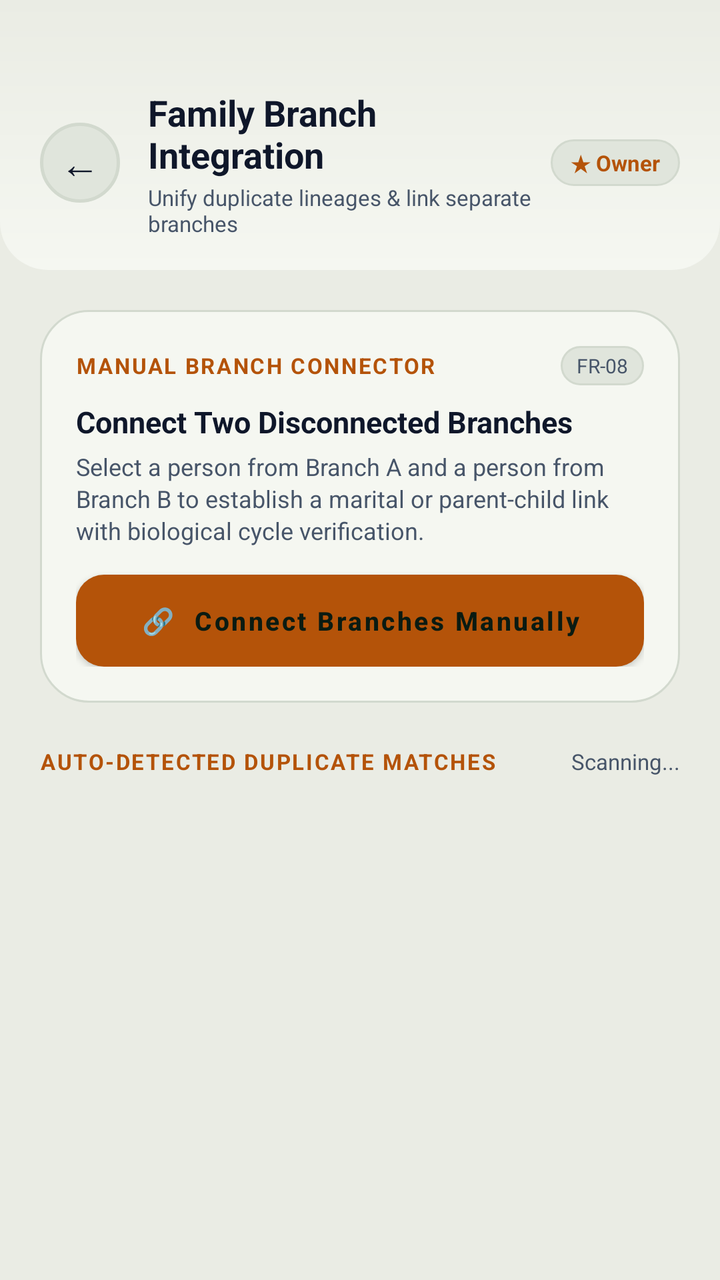
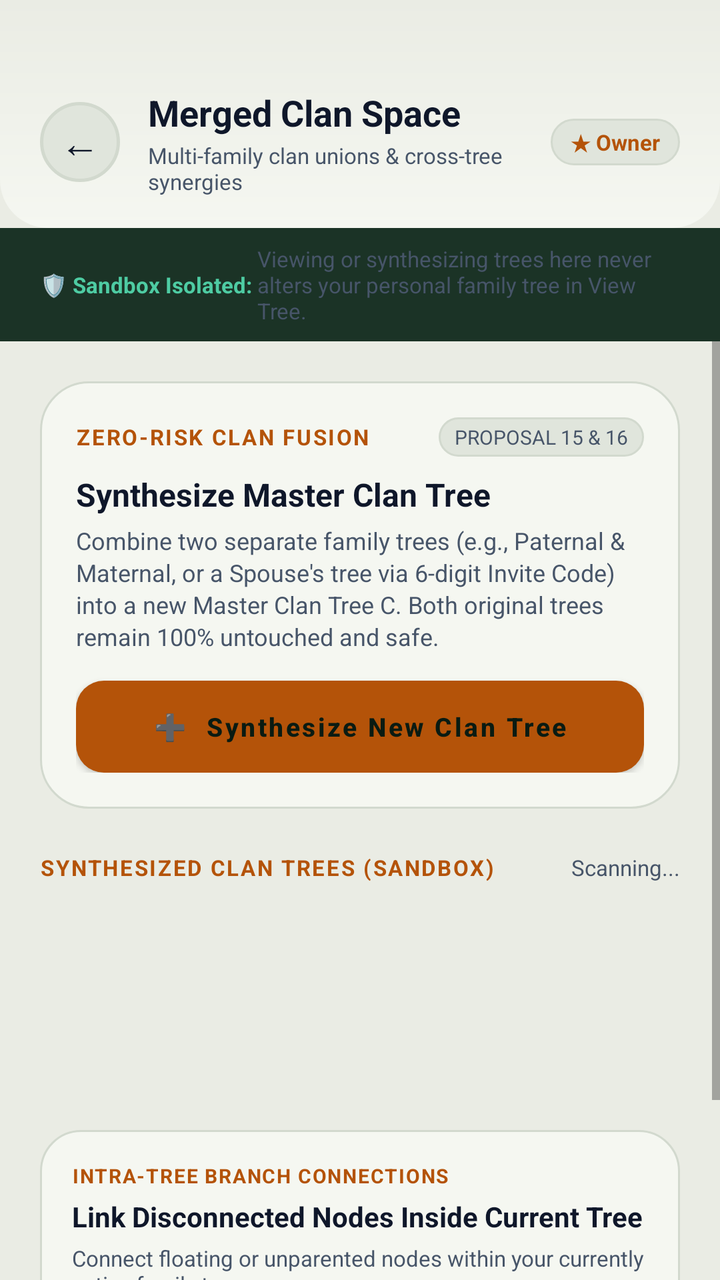

Screens rendered from an Android XML layout before and after an edit, with the pre-edit source and the edit as a unified diff.
<!-- AndroidManifest.xml: application theme Theme.BTProject2 -->
<!-- res/layout/activity_merge_branches.xml -->
<?xml version="1.0" encoding="utf-8"?>
<LinearLayout xmlns:android="http://schemas.android.com/apk/res/android"
    android:layout_width="match_parent"
    android:layout_height="match_parent"
    android:orientation="vertical"
    android:background="@color/forest_bg">

    
    <LinearLayout
        android:layout_width="match_parent"
        android:layout_height="wrap_content"
        android:orientation="vertical"
        android:paddingTop="44dp"
        android:paddingBottom="16dp"
        android:paddingStart="20dp"
        android:paddingEnd="20dp"
        android:background="@drawable/dashboard_header_bg">

        <LinearLayout
            android:layout_width="match_parent"
            android:layout_height="wrap_content"
            android:orientation="horizontal"
            android:gravity="center_vertical">

            <TextView
                android:id="@+id/btnBack"
                android:layout_width="40dp"
                android:layout_height="40dp"
                android:background="@drawable/avatar_circle_dark"
                android:gravity="center"
                android:text="←"
                android:textSize="20sp"
                android:textColor="@color/text_primary"
                android:layout_marginEnd="14dp"
                android:clickable="true"
                android:focusable="true" />

            <LinearLayout
                android:layout_width="0dp"
                android:layout_height="wrap_content"
                android:layout_weight="1"
                android:orientation="vertical">

                <TextView
                    android:layout_width="wrap_content"
                    android:layout_height="wrap_content"
                    android:text="Family Branch Integration"
                    android:textSize="18sp"
                    android:textStyle="bold"
                    android:textColor="@color/text_primary" />

                <TextView
                    android:id="@+id/tvSubtitle"
                    android:layout_width="wrap_content"
                    android:layout_height="wrap_content"
                    android:text="Unify duplicate lineages &amp; link separate branches"
                    android:textSize="11sp"
                    android:textColor="@color/text_secondary"
                    android:layout_marginTop="2dp" />
            </LinearLayout>

            <TextView
                android:id="@+id/tvMergeRoleBadge"
                android:layout_width="wrap_content"
                android:layout_height="wrap_content"
                android:text="★ Owner"
                android:textSize="11sp"
                android:textStyle="bold"
                android:textColor="@color/gold_accent"
                android:background="@drawable/badge_pill_dark"
                android:paddingStart="10dp"
                android:paddingEnd="10dp"
                android:paddingTop="4dp"
                android:paddingBottom="4dp" />
        </LinearLayout>
    </LinearLayout>

    
    <LinearLayout
        android:id="@+id/layoutViewerBanner"
        android:layout_width="match_parent"
        android:layout_height="wrap_content"
        android:orientation="horizontal"
        android:gravity="center_vertical"
        android:background="#261E05"
        android:paddingStart="20dp"
        android:paddingEnd="20dp"
        android:paddingTop="8dp"
        android:paddingBottom="8dp"
        android:visibility="gone">

        <TextView
            android:layout_width="wrap_content"
            android:layout_height="wrap_content"
            android:text="👁 Viewer Mode: Branch merging is restricted to Owners and Editors."
            android:textSize="11sp"
            android:textColor="@color/gold_accent" />
    </LinearLayout>

    <ScrollView
        android:layout_width="match_parent"
        android:layout_height="0dp"
        android:layout_weight="1"
        android:fillViewport="true">

        <LinearLayout
            android:layout_width="match_parent"
            android:layout_height="wrap_content"
            android:orientation="vertical"
            android:padding="20dp">

            
            <LinearLayout
                android:id="@+id/cardManualConnectHero"
                android:layout_width="match_parent"
                android:layout_height="wrap_content"
                android:orientation="vertical"
                android:background="@drawable/bg_hero_card"
                android:padding="18dp"
                android:layout_marginBottom="22dp">

                <LinearLayout
                    android:layout_width="match_parent"
                    android:layout_height="wrap_content"
                    android:orientation="horizontal"
                    android:gravity="center_vertical"
                    android:layout_marginBottom="8dp">

                    <TextView
                        android:layout_width="0dp"
                        android:layout_height="wrap_content"
                        android:layout_weight="1"
                        android:text="MANUAL BRANCH CONNECTOR"
                        android:textSize="11sp"
                        android:textStyle="bold"
                        android:textColor="@color/gold_accent"
                        android:letterSpacing="0.08" />

                    <TextView
                        android:layout_width="wrap_content"
                        android:layout_height="wrap_content"
                        android:text="FR-08"
                        android:textSize="10sp"
                        android:textColor="@color/text_secondary"
                        android:background="@drawable/badge_pill_dark"
                        android:paddingStart="8dp"
                        android:paddingEnd="8dp"
                        android:paddingTop="3dp"
                        android:paddingBottom="3dp" />
                </LinearLayout>

                <TextView
                    android:layout_width="wrap_content"
                    android:layout_height="wrap_content"
                    android:text="Connect Two Disconnected Branches"
                    android:textSize="15sp"
                    android:textStyle="bold"
                    android:textColor="@color/text_primary"
                    android:layout_marginBottom="4dp" />

                <TextView
                    android:layout_width="wrap_content"
                    android:layout_height="wrap_content"
                    android:text="Select a person from Branch A and a person from Branch B to establish a marital or parent-child link with biological cycle verification."
                    android:textSize="12sp"
                    android:textColor="@color/text_secondary"
                    android:lineSpacingExtra="2dp"
                    android:layout_marginBottom="14dp" />

                <Button
                    android:id="@+id/btnOpenConnectBranches"
                    android:layout_width="match_parent"
                    android:layout_height="46dp"
                    android:text="🔗  Connect Branches Manually"
                    android:textSize="13sp"
                    android:textStyle="bold"
                    android:textColor="#0A1B12"
                    android:background="@drawable/btn_gold_primary"
                    android:textAllCaps="false" />
            </LinearLayout>

            
            <LinearLayout
                android:layout_width="match_parent"
                android:layout_height="wrap_content"
                android:orientation="horizontal"
                android:gravity="center_vertical"
                android:layout_marginBottom="12dp">

                <TextView
                    android:layout_width="0dp"
                    android:layout_height="wrap_content"
                    android:layout_weight="1"
                    android:text="AUTO-DETECTED DUPLICATE MATCHES"
                    android:textSize="11sp"
                    android:textStyle="bold"
                    android:textColor="@color/gold_accent"
                    android:letterSpacing="0.08" />

                <TextView
                    android:id="@+id/tvMatchCount"
                    android:layout_width="wrap_content"
                    android:layout_height="wrap_content"
                    android:text="Scanning..."
                    android:textSize="11sp"
                    android:textColor="@color/text_secondary" />
            </LinearLayout>

            
            <ProgressBar
                android:id="@+id/progressBarMerge"
                android:layout_width="wrap_content"
                android:layout_height="wrap_content"
                android:layout_gravity="center"
                android:layout_marginTop="24dp"
                android:layout_marginBottom="24dp"
                android:indeterminateTint="@color/gold_accent" />

            
            <LinearLayout
                android:id="@+id/layoutEmptyState"
                android:layout_width="match_parent"
                android:layout_height="wrap_content"
                android:orientation="vertical"
                android:gravity="center"
                android:background="@drawable/bg_forest_card"
                android:padding="32dp"
                android:visibility="gone">

                <TextView
                    android:layout_width="48dp"
                    android:layout_height="48dp"
                    android:background="@drawable/badge_pill_dark"
                    android:gravity="center"
                    android:text="🌿"
                    android:textSize="22sp"
                    android:layout_marginBottom="12dp" />

                <TextView
                    android:layout_width="wrap_content"
                    android:layout_height="wrap_content"
                    android:text="No Duplicate Records Detected"
                    android:textSize="15sp"
                    android:textStyle="bold"
                    android:textColor="@color/text_primary"
                    android:layout_marginBottom="6dp" />

                <TextView
                    android:layout_width="wrap_content"
                    android:layout_height="wrap_content"
                    android:text="All family members appear distinct. If you have separate family branches to link, use the Manual Branch Connector above."
                    android:textSize="12sp"
                    android:textColor="@color/text_secondary"
                    android:gravity="center"
                    android:lineSpacingExtra="2dp" />
            </LinearLayout>

            
            <LinearLayout
                android:id="@+id/matchContainer"
                android:layout_width="match_parent"
                android:layout_height="wrap_content"
                android:orientation="vertical" />

        </LinearLayout>
    </ScrollView>
</LinearLayout>
<!-- resources referenced by this layout -->
<resources>
  <color name="forest_bg">#EAECE4</color>
  <color name="gold_accent">#B45309</color>
  <color name="text_primary">#0F172A</color>
  <color name="text_secondary">#475569</color>
  <!-- drawable avatar_circle_dark (drawable) -->
  <?xml version="1.0" encoding="utf-8"?>
  <shape xmlns:android="http://schemas.android.com/apk/res/android"
      android:shape="oval">
      <solid android:color="@color/forest_card_light" />
      <stroke
          android:width="1.5dp"
          android:color="@color/forest_card_border" />
  </shape>
  <!-- drawable badge_pill_dark (drawable) -->
  <?xml version="1.0" encoding="utf-8"?>
  <shape xmlns:android="http://schemas.android.com/apk/res/android"
      android:shape="rectangle">
      <solid android:color="@color/forest_card_light" />
      <corners android:radius="20dp" />
      <stroke
          android:width="1dp"
          android:color="@color/forest_card_border" />
  </shape>
  <!-- drawable bg_forest_card (drawable) -->
  <?xml version="1.0" encoding="utf-8"?>
  <shape xmlns:android="http://schemas.android.com/apk/res/android"
      android:shape="rectangle">
      <solid android:color="@color/forest_card" />
      <corners android:radius="20dp" />
      <stroke
          android:width="1dp"
          android:color="@color/forest_card_border" />
  </shape>
  <!-- drawable bg_hero_card (drawable) -->
  <?xml version="1.0" encoding="utf-8"?>
  <shape xmlns:android="http://schemas.android.com/apk/res/android"
      android:shape="rectangle">
      <solid android:color="@color/forest_card" />
      <corners android:radius="24dp" />
      <stroke
          android:width="1dp"
          android:color="@color/forest_card_border" />
  </shape>
  <!-- drawable btn_gold_primary (drawable) -->
  <?xml version="1.0" encoding="utf-8"?>
  <ripple xmlns:android="http://schemas.android.com/apk/res/android"
      android:color="#40FFFFFF">
      <item>
          <shape android:shape="rectangle">
              <solid android:color="@color/gold_accent" />
              <corners android:radius="14dp" />
          </shape>
      </item>
  </ripple>
  <!-- drawable dashboard_header_bg (drawable) -->
  <?xml version="1.0" encoding="utf-8"?>
  <shape xmlns:android="http://schemas.android.com/apk/res/android"
      android:shape="rectangle">
      <gradient
          android:angle="270"
          android:startColor="@color/forest_bg"
          android:endColor="@color/forest_card"
          android:type="linear" />
      <corners
          android:bottomLeftRadius="24dp"
          android:bottomRightRadius="24dp" />
  </shape>
  <style name="Theme.BTProject2" parent="Theme.MaterialComponents.DayNight.NoActionBar">
          <item name="colorPrimary">@color/gold_accent</item>
          <item name="colorPrimaryDark">@color/gold_accent_dark</item>
          <item name="colorAccent">@color/gold_accent</item>
          <item name="android:windowBackground">@color/forest_bg</item>
          <item name="android:statusBarColor">@color/forest_bg</item>
          <item name="android:windowLightStatusBar">true</item>
      </style>
  <color name="forest_card_light">#E0E5DC</color>
  <color name="forest_card_border">#D2D9CE</color>
  <color name="forest_card">#F5F7F1</color>
  <color name="gold_accent_dark">#78350F</color>
</resources>

<!-- the commit's change to res/layout/activity_merge_branches.xml (unified diff, before → after) -->
@@ -44,7 +44,7 @@
                 <TextView
                     android:layout_width="wrap_content"
                     android:layout_height="wrap_content"
-                    android:text="Family Branch Integration"
+                    android:text="Merged Clan Space"
                     android:textSize="18sp"
                     android:textStyle="bold"
                     android:textColor="@color/text_primary" />
@@ -53,7 +53,7 @@
                     android:id="@+id/tvSubtitle"
                     android:layout_width="wrap_content"
                     android:layout_height="wrap_content"
-                    android:text="Unify duplicate lineages &amp; link separate branches"
+                    android:text="Multi-family clan unions &amp; cross-tree synergies"
                     android:textSize="11sp"
                     android:textColor="@color/text_secondary"
                     android:layout_marginTop="2dp" />
@@ -73,6 +73,36 @@
                 android:paddingTop="4dp"
                 android:paddingBottom="4dp" />
         </LinearLayout>
+    </LinearLayout>
+
+    
+    <LinearLayout
+        android:id="@+id/layoutSandboxPill"
+        android:layout_width="match_parent"
+        android:layout_height="wrap_content"
+        android:orientation="horizontal"
+        android:gravity="center_vertical"
+        android:background="#1B3326"
+        android:paddingStart="20dp"
+        android:paddingEnd="20dp"
+        android:paddingTop="8dp"
+        android:paddingBottom="8dp">
+
+        <TextView
+            android:layout_width="wrap_content"
+            android:layout_height="wrap_content"
+            android:text="🛡️ Sandbox Isolated: "
+            android:textSize="11sp"
+            android:textStyle="bold"
+            android:textColor="#4ECCA3" />
+
+        <TextView
+            android:layout_width="0dp"
+            android:layout_height="wrap_content"
+            android:layout_weight="1"
+            android:text="Viewing or synthesizing trees here never alters your personal family tree in View Tree."
+            android:textSize="11sp"
+            android:textColor="@color/text_secondary" />
     </LinearLayout>
 
     
@@ -92,7 +122,7 @@
         <TextView
             android:layout_width="wrap_content"
             android:layout_height="wrap_content"
-            android:text="👁 Viewer Mode: Branch merging is restricted to Owners and Editors."
+            android:text="👁 Viewer Mode: Clan tree synthesis is restricted to Owners."
             android:textSize="11sp"
             android:textColor="@color/gold_accent" />
     </LinearLayout>
@@ -111,7 +141,7 @@
 
             
             <LinearLayout
-                android:id="@+id/cardManualConnectHero"
+                android:id="@+id/cardSynthesizeClanHero"
                 android:layout_width="match_parent"
                 android:layout_height="wrap_content"
                 android:orientation="vertical"
@@ -130,7 +160,7 @@
                         android:layout_width="0dp"
                         android:layout_height="wrap_content"
                         android:layout_weight="1"
-                        android:text="MANUAL BRANCH CONNECTOR"
+                        android:text="ZERO-RISK CLAN FUSION"
                         android:textSize="11sp"
                         android:textStyle="bold"
                         android:textColor="@color/gold_accent"
@@ -139,7 +169,7 @@
                     <TextView
                         android:layout_width="wrap_content"
                         android:layout_height="wrap_content"
-                        android:text="FR-08"
+                        android:text="PROPOSAL 15 &amp; 16"
                         android:textSize="10sp"
                         android:textColor="@color/text_secondary"
                         android:background="@drawable/badge_pill_dark"
@@ -152,8 +182,8 @@
                 <TextView
                     android:layout_width="wrap_content"
                     android:layout_height="wrap_content"
-                    android:text="Connect Two Disconnected Branches"
-                    android:textSize="15sp"
+                    android:text="Synthesize Master Clan Tree"
+                    android:textSize="16sp"
                     android:textStyle="bold"
                     android:textColor="@color/text_primary"
                     android:layout_marginBottom="4dp" />
@@ -161,17 +191,17 @@
                 <TextView
                     android:layout_width="wrap_content"
                     android:layout_height="wrap_content"
-                    android:text="Select a person from Branch A and a person from Branch B to establish a marital or parent-child link with biological cycle verification."
+                    android:text="Combine two separate family trees (e.g., Paternal &amp; Maternal, or a Spouse's tree via 6-digit Invite Code) into a new Master Clan Tree C. Both original trees remain 100% untouched and safe."
                     android:textSize="12sp"
                     android:textColor="@color/text_secondary"
                     android:lineSpacingExtra="2dp"
                     android:layout_marginBottom="14dp" />
 
                 <Button
-                    android:id="@+id/btnOpenConnectBranches"
+                    android:id="@+id/btnOpenSynthesizeClanTree"
                     android:layout_width="match_parent"
                     android:layout_height="46dp"
-                    android:text="🔗  Connect Branches Manually"
+                    android:text="➕  Synthesize New Clan Tree"
                     android:textSize="13sp"
                     android:textStyle="bold"
                     android:textColor="#0A1B12"
@@ -191,14 +221,14 @@
                     android:layout_width="0dp"
                     android:layout_height="wrap_content"
                     android:layout_weight="1"
-                    android:text="AUTO-DETECTED DUPLICATE MATCHES"
+                    android:text="SYNTHESIZED CLAN TREES (SANDBOX)"
                     android:textSize="11sp"
                     android:textStyle="bold"
                     android:textColor="@color/gold_accent"
                     android:letterSpacing="0.08" />
 
                 <TextView
-                    android:id="@+id/tvMatchCount"
+                    android:id="@+id/tvClanTreeCount"
                     android:layout_width="wrap_content"
                     android:layout_height="wrap_content"
                     android:text="Scanning..."
@@ -212,34 +242,35 @@
                 android:layout_width="wrap_content"
                 android:layout_height="wrap_content"
                 android:layout_gravity="center"
-                android:layout_marginTop="24dp"
-                android:layout_marginBottom="24dp"
+                android:layout_marginTop="20dp"
+                android:layout_marginBottom="20dp"
                 android:indeterminateTint="@color/gold_accent" />
 
             
             <LinearLayout
-                android:id="@+id/layoutEmptyState"
+                android:id="@+id/layoutEmptyClanState"
                 android:layout_width="match_parent"
                 android:layout_height="wrap_content"
                 android:orientation="vertical"
                 android:gravity="center"
                 android:background="@drawable/bg_forest_card"
-                android:padding="32dp"
-                android:visibility="gone">
+                android:padding="28dp"
+                android:visibility="gone"
+                android:layout_marginBottom="20dp">
 
                 <TextView
                     android:layout_width="48dp"
                     android:layout_height="48dp"
                     android:background="@drawable/badge_pill_dark"
                     android:gravity="center"
-                    android:text="🌿"
+                    android:text="🏛️"
                     android:textSize="22sp"
-                    android:layout_marginBottom="12dp" />
-
-                <TextView
-                    android:layout_width="wrap_content"
-                    android:layout_height="wrap_content"
-                    android:text="No Duplicate Records Detected"
+                    android:layout_marginBottom="10dp" />
+
+                <TextView
+                    android:layout_width="wrap_content"
+                    android:layout_height="wrap_content"
+                    android:text="No Synthesized Clan Trees Yet"
                     android:textSize="15sp"
                     android:textStyle="bold"
                     android:textColor="@color/text_primary"
@@ -248,7 +279,7 @@
                 <TextView
                     android:layout_width="wrap_content"
                     android:layout_height="wrap_content"
-                    android:text="All family members appear distinct. If you have separate family branches to link, use the Manual Branch Connector above."
+                    android:text="Your primary family tree in View Tree is preserved and clean. Tap 'Synthesize New Clan Tree' above to combine two family trees into a dedicated clan sandbox."
                     android:textSize="12sp"
                     android:textColor="@color/text_secondary"
                     android:gravity="center"
@@ -257,10 +288,58 @@
 
             
             <LinearLayout
-                android:id="@+id/matchContainer"
-                android:layout_width="match_parent"
-                android:layout_height="wrap_content"
-                android:orientation="vertical" />
+                android:id="@+id/clanTreesContainer"
+                android:layout_width="match_parent"
+                android:layout_height="wrap_content"
+                android:orientation="vertical"
+                android:layout_marginBottom="24dp" />
+
+            
+            <LinearLayout
+                android:layout_width="match_parent"
+                android:layout_height="wrap_content"
+                android:orientation="vertical"
+                android:background="@drawable/bg_forest_card"
+                android:padding="16dp"
+                android:layout_marginBottom="14dp">
+
+                <TextView
+                    android:layout_width="wrap_content"
+                    android:layout_height="wrap_content"
+                    android:text="INTRA-TREE BRANCH CONNECTIONS"
+                    android:textSize="10sp"
+                    android:textStyle="bold"
+                    android:textColor="@color/gold_accent"
+                    android:letterSpacing="0.06"
+                    android:layout_marginBottom="4dp" />
+
+                <TextView
+                    android:layout_width="wrap_content"
+                    android:layout_height="wrap_content"
+                    android:text="Link Disconnected Nodes Inside Current Tree"
+                    android:textSize="14sp"
+                    android:textStyle="bold"
+                    android:textColor="@color/text_primary"
+                    android:layout_marginBottom="4dp" />
+
+                <TextView
+                    android:layout_width="wrap_content"
+                    android:layout_height="wrap_content"
+                    android:text="Connect floating or unparented nodes within your currently active family tree."
+                    android:textSize="11sp"
+                    android:textColor="@color/text_secondary"
+                    android:layout_marginBottom="12dp" />
+
+                <Button
+                    android:id="@+id/btnOpenConnectBranches"
+                    android:layout_width="match_parent"
+                    android:layout_height="40dp"
+                    android:text="🔗  Connect Internal Tree Nodes"
+                    android:textSize="12sp"
+                    android:textColor="@color/text_primary"
+                    android:background="@drawable/badge_pill_dark"
+                    android:textAllCaps="false" />
+            </LinearLayout>
 
         </LinearLayout>
     </ScrollView>
